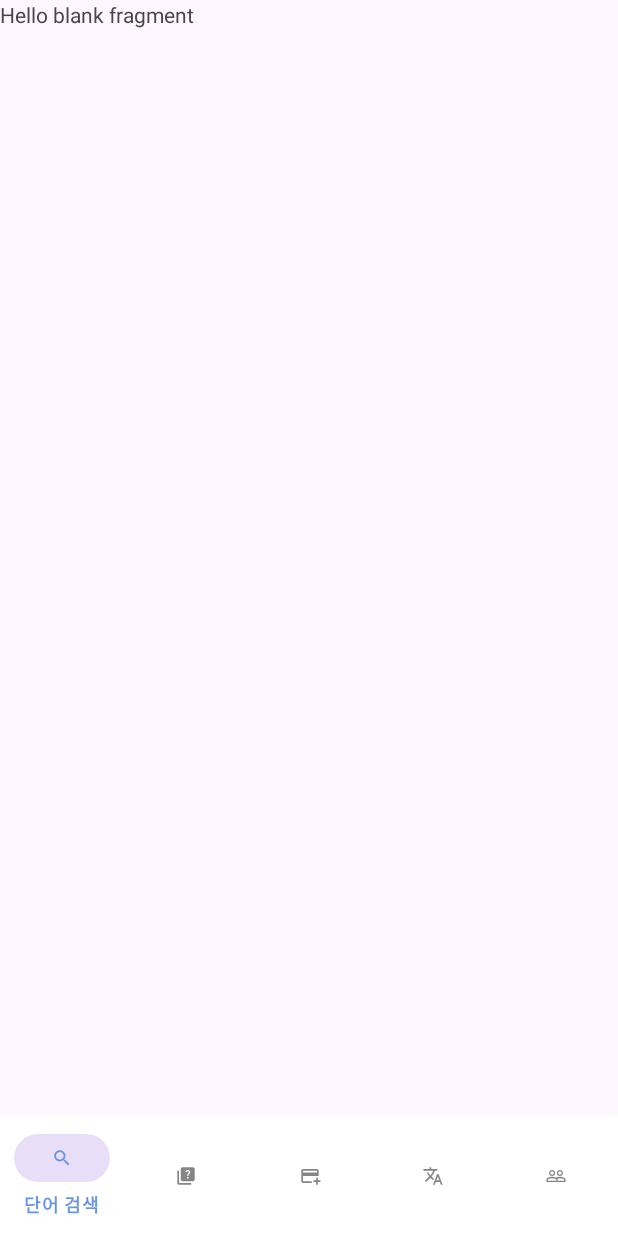
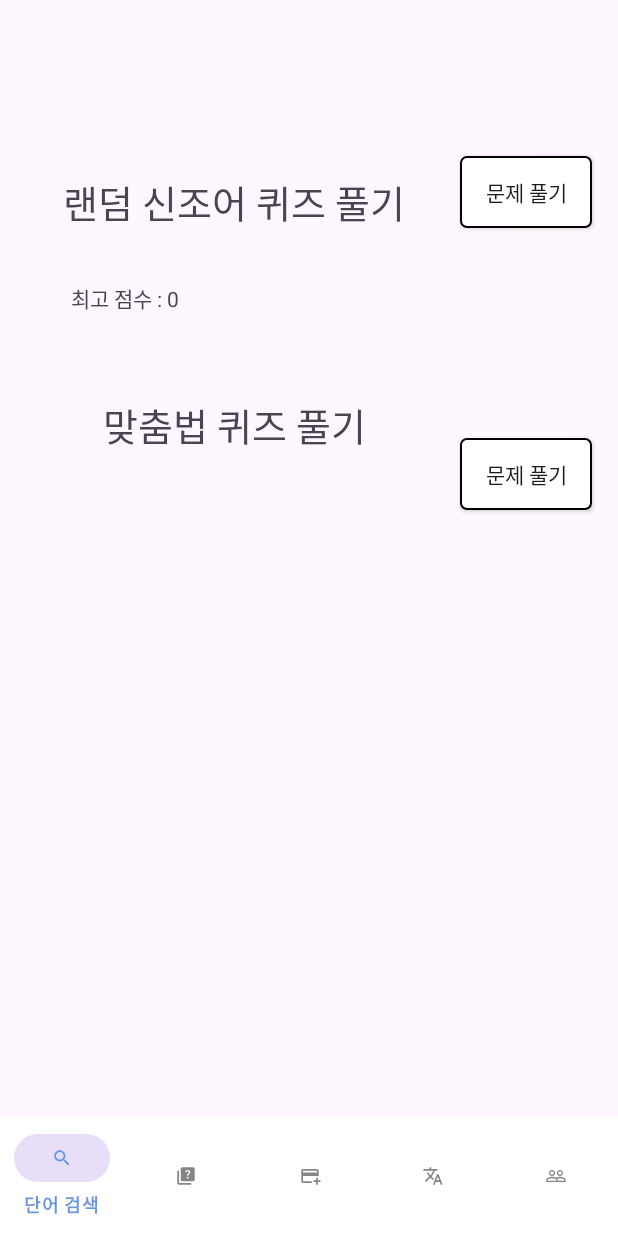
Before and after one commit to Taron8530/vocalist, an Android app: the fragment WordQuizFragment placed in its activity, on a phone screen of 412 x 824 dp. Run offline under Robolectric (Android 15) with nearby library versions, the phone set to English and light mode, and no system bars.

Commit message:
랜덤 신조어 퀴즈 추가

```diff
--- a/app/src/main/AndroidManifest.xml
+++ b/app/src/main/AndroidManifest.xml
@@ -16,6 +16,9 @@
         android:theme="@style/Theme.Vocalist"
         tools:targetApi="31">
         <activity
+            android:name=".RandomQuizAcitivity"
+            android:exported="false" />
+        <activity
             android:name=".SignupActivity"
             android:exported="false" />
         <activity
--- a/app/src/main/java/com/example/vocalist/ApiInterface.java
+++ b/app/src/main/java/com/example/vocalist/ApiInterface.java
@@ -18,6 +18,10 @@ public interface ApiInterface {
     Call<CoinedWordPojoClass> searchCoinedWord(
             @Query("search") String word
     );
+    @GET("MyWordLoad.php")
+    Call<CoinedWordPojoClass> searchMyWord(
+            @Query("nickName") String nickname
+    );
     @GET("WordLoad10.php")
     Call<CoinedWordPojoClass> searchCoinedShowWord(
     );
@@ -33,4 +37,6 @@ public interface ApiInterface {
             @Field("email") String email,
             @Field("pw") String password
     );
+    @GET("QuizWordRequest.php")
+    Call<RandomQuizPojoClass> randomQuiz();
 }
--- a/app/src/main/java/com/example/vocalist/LoginActivity.java
+++ b/app/src/main/java/com/example/vocalist/LoginActivity.java
@@ -104,6 +104,7 @@ public class LoginActivity extends AppCompatActivity {
         SharedPreferences.Editor editor = preferences.edit();
         editor.putString("email",email);
         editor.putString("nickname",nickname);
+        editor.putInt("score",0);
         editor.apply();
     }
     public void idCheck(){
--- a/app/src/main/java/com/example/vocalist/WordQuizFragment.java
+++ b/app/src/main/java/com/example/vocalist/WordQuizFragment.java
@@ -1,64 +1,60 @@
 package com.example.vocalist;
 
+import android.content.Context;
+import android.content.Intent;
+import android.content.SharedPreferences;
 import android.os.Bundle;
 
+import androidx.annotation.NonNull;
+import androidx.annotation.Nullable;
 import androidx.fragment.app.Fragment;
 
 import android.view.LayoutInflater;
 import android.view.View;
 import android.view.ViewGroup;
+import android.widget.Button;
+import android.widget.TextView;
 
-/**
- * A simple {@link Fragment} subclass.
- * Use the {@link WordQuizFragment#newInstance} factory method to
- * create an instance of this fragment.
- */
 public class WordQuizFragment extends Fragment {
-
-    // TODO: Rename parameter arguments, choose names that match
-    // the fragment initialization parameters, e.g. ARG_ITEM_NUMBER
-    private static final String ARG_PARAM1 = "param1";
-    private static final String ARG_PARAM2 = "param2";
-
-    // TODO: Rename and change types of parameters
-    private String mParam1;
-    private String mParam2;
-
-    public WordQuizFragment() {
-        // Required empty public constructor
-    }
-
-    /**
-     * Use this factory method to create a new instance of
-     * this fragment using the provided parameters.
-     *
-     * @param param1 Parameter 1.
-     * @param param2 Parameter 2.
-     * @return A new instance of fragment WordQuizFragment.
-     */
-    // TODO: Rename and change types and number of parameters
-    public static WordQuizFragment newInstance(String param1, String param2) {
-        WordQuizFragment fragment = new WordQuizFragment();
-        Bundle args = new Bundle();
-        args.putString(ARG_PARAM1, param1);
-        args.putString(ARG_PARAM2, param2);
-        fragment.setArguments(args);
-        return fragment;
-    }
-
-    @Override
-    public void onCreate(Bundle savedInstanceState) {
-        super.onCreate(savedInstanceState);
-        if (getArguments() != null) {
-            mParam1 = getArguments().getString(ARG_PARAM1);
-            mParam2 = getArguments().getString(ARG_PARAM2);
-        }
-    }
+    private View root;
+    private Button goRandomQuizButton;
+    private Button goSpellingQuizButton;
+    private TextView maxScore;
 
     @Override
     public View onCreateView(LayoutInflater inflater, ViewGroup container,
                              Bundle savedInstanceState) {
+        root = inflater.inflate(R.layout.fragment_word_quiz, container, false);
         // Inflate the layout for this fragment
-        return inflater.inflate(R.layout.fragment_word_quiz, container, false);
+        return root;
+    }
+
+    @Override
+    public void onResume() {
+        super.onResume();
+        SharedPreferences sharedPreferences = getActivity().getSharedPreferences("UserInfo", Context.MODE_PRIVATE);
+        int score = sharedPreferences.getInt("score",0);
+        maxScore.setText("최고 점수 : "+score);
+    }
+
+    @Override
+    public void onViewCreated(@NonNull View view, @Nullable Bundle savedInstanceState) {
+        super.onViewCreated(view, savedInstanceState);
+        init();
+        setListener();
+    }
+    public void init(){
+        goRandomQuizButton = root.findViewById(R.id.goRandomQuiz);
+        goSpellingQuizButton = root.findViewById(R.id.goSpellingQuiz);
+        maxScore = root.findViewById(R.id.randomQuizMaxScore);
+    }
+    public void setListener(){
+        goRandomQuizButton.setOnClickListener(new View.OnClickListener() {
+            @Override
+            public void onClick(View v) {
+                Intent i = new Intent(getActivity(),RandomQuizAcitivity.class);
+                startActivity(i);
+            }
+        });
     }
 }
--- a/app/src/main/res/layout/fragment_word_quiz.xml
+++ b/app/src/main/res/layout/fragment_word_quiz.xml
@@ -1,14 +1,72 @@
 <?xml version="1.0" encoding="utf-8"?>
-<FrameLayout xmlns:android="http://schemas.android.com/apk/res/android"
+<androidx.constraintlayout.widget.ConstraintLayout xmlns:android="http://schemas.android.com/apk/res/android"
+    xmlns:app="http://schemas.android.com/apk/res-auto"
     xmlns:tools="http://schemas.android.com/tools"
     android:layout_width="match_parent"
     android:layout_height="match_parent"
     tools:context=".WordQuizFragment">
 
-    <!-- TODO: Update blank fragment layout -->
     <TextView
-        android:layout_width="match_parent"
-        android:layout_height="match_parent"
-        android:text="@string/hello_blank_fragment" />
+        android:id="@+id/textView7"
+        android:layout_width="250dp"
+        android:layout_height="70dp"
+        android:layout_marginTop="100dp"
+        android:textSize="25dp"
+        android:gravity="center"
+        android:text="랜덤 신조어 퀴즈 풀기"
+        app:layout_constraintEnd_toEndOf="parent"
+        app:layout_constraintHorizontal_bias="0.192"
+        app:layout_constraintStart_toStartOf="parent"
+        app:layout_constraintTop_toTopOf="parent" />
 
-</FrameLayout>
+    <TextView
+        android:id="@+id/textview8"
+        android:layout_width="250dp"
+        android:layout_height="70dp"
+        android:text="맞춤법 퀴즈 풀기"
+        android:textSize="25dp"
+        android:gravity="center"
+        app:layout_constraintBottom_toBottomOf="parent"
+        app:layout_constraintEnd_toEndOf="parent"
+        app:layout_constraintHorizontal_bias="0.192"
+        app:layout_constraintStart_toStartOf="parent"
+        app:layout_constraintTop_toBottomOf="@+id/textView7"
+        app:layout_constraintVertical_bias="0.156" />
+
+    <TextView
+        android:id="@+id/randomQuizMaxScore"
+        android:layout_width="wrap_content"
+        android:layout_height="wrap_content"
+        android:layout_marginTop="8dp"
+        android:padding="10dp"
+        android:text="최대 점수"
+        app:layout_constraintEnd_toEndOf="parent"
+        app:layout_constraintHorizontal_bias="0.116"
+        app:layout_constraintStart_toStartOf="parent"
+        app:layout_constraintTop_toBottomOf="@+id/textView7" />
+
+    <androidx.appcompat.widget.AppCompatButton
+        android:id="@+id/goRandomQuiz"
+        android:layout_width="wrap_content"
+        android:layout_height="wrap_content"
+        android:layout_marginTop="104dp"
+        android:background="@drawable/test_layout_item"
+        android:text="문제 풀기"
+        app:layout_constraintEnd_toEndOf="parent"
+        app:layout_constraintHorizontal_bias="0.589"
+        app:layout_constraintStart_toEndOf="@+id/textView7"
+        app:layout_constraintTop_toTopOf="parent" />
+
+    <androidx.appcompat.widget.AppCompatButton
+        android:id="@+id/goSpellingQuiz"
+        android:layout_width="wrap_content"
+        android:layout_height="wrap_content"
+        android:layout_marginTop="140dp"
+        android:background="@drawable/test_layout_item"
+        android:text="문제 풀기"
+        app:layout_constraintEnd_toEndOf="parent"
+        app:layout_constraintHorizontal_bias="0.589"
+        app:layout_constraintStart_toEndOf="@+id/textview8"
+        app:layout_constraintTop_toBottomOf="@+id/goRandomQuiz" />
+
+</androidx.constraintlayout.widget.ConstraintLayout>
```
Also changed, not shown: app/src/main/java/com/example/vocalist/RandomQuizAcitivity.java (added, +151 -0 lines), app/src/main/java/com/example/vocalist/RandomQuizPojoClass.java (added, +17 -0 lines), app/src/main/res/layout/activity_random_quiz_acitivity.xml (added, +85 -0 lines).
